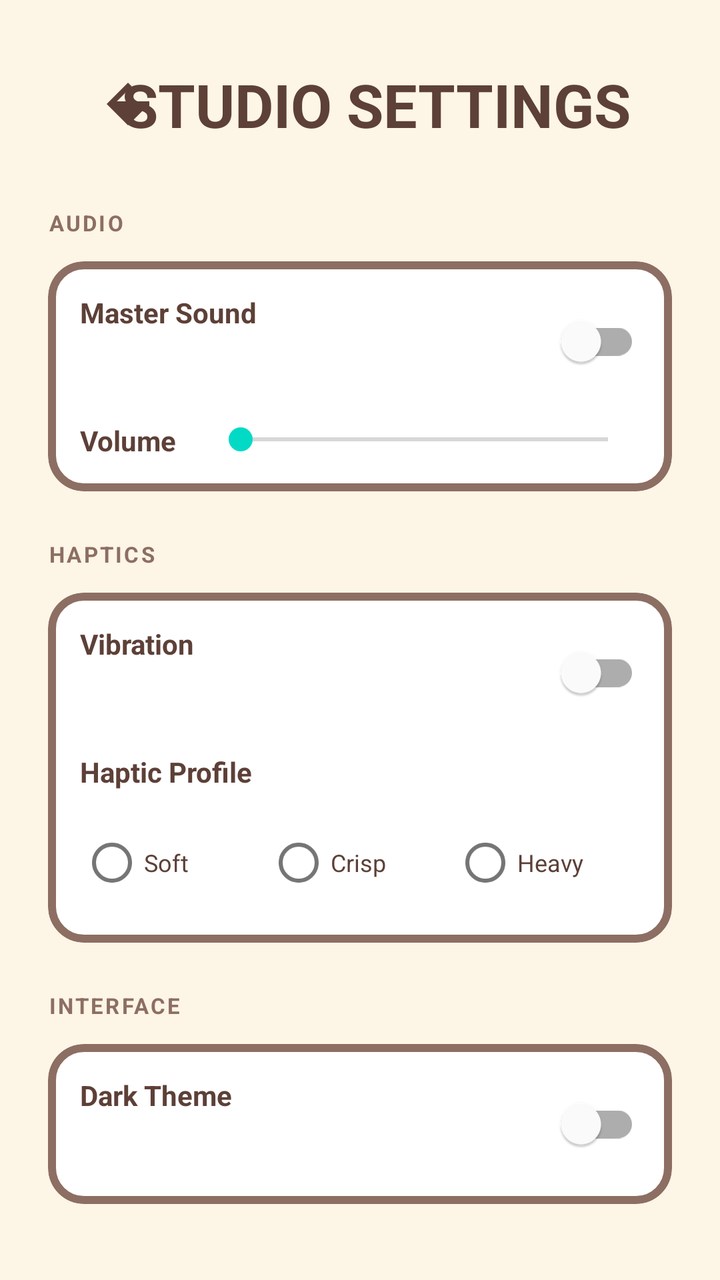
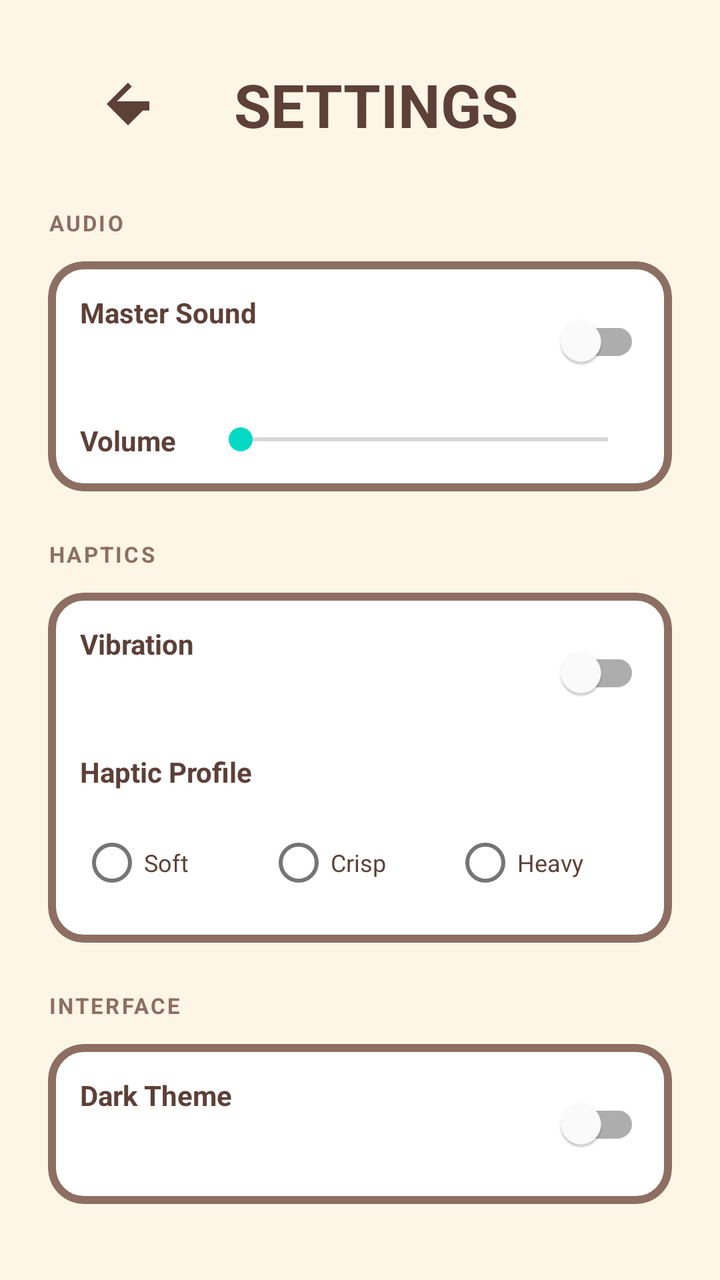

An Android layout rendered at two revisions. The XML below is the earlier revision; the diff shows what the commit changed to produce the second picture.
<!-- AndroidManifest.xml: activity theme Theme.Shell -->
<!-- res/layout/activity_settings.xml -->
<?xml version="1.0" encoding="utf-8"?>
<androidx.constraintlayout.widget.ConstraintLayout
    xmlns:android="http://schemas.android.com/apk/res/android"
    xmlns:app="http://schemas.android.com/apk/res-auto"
    android:layout_width="match_parent"
    android:layout_height="match_parent"
    android:background="@color/studio_background"
    android:padding="24dp">

    <androidx.appcompat.widget.Toolbar
        android:id="@+id/toolbar"
        android:layout_width="match_parent"
        android:layout_height="?attr/actionBarSize"
        android:background="@android:color/transparent"
        app:layout_constraintTop_toTopOf="parent"
        app:layout_constraintStart_toStartOf="parent"
        app:layout_constraintEnd_toEndOf="parent">

        <androidx.constraintlayout.widget.ConstraintLayout
            android:layout_width="match_parent"
            android:layout_height="match_parent">

            <ImageButton
                android:id="@+id/btnBack"
                android:layout_width="48dp"
                android:layout_height="48dp"
                android:background="?attr/selectableItemBackgroundBorderless"
                android:src="@drawable/ic_back_arrow"
                android:contentDescription="Back"
                app:layout_constraintStart_toStartOf="parent"
                app:layout_constraintTop_toTopOf="parent"
                app:layout_constraintBottom_toBottomOf="parent" />

            <TextView
                android:id="@+id/settingsTitle"
                android:layout_width="wrap_content"
                android:layout_height="wrap_content"
                android:text="STUDIO SETTINGS"
                android:textColor="@color/studio_on_background"
                android:textSize="@dimen/text_display_size"
                android:textStyle="bold"
                android:textAllCaps="true"
                app:layout_constraintStart_toStartOf="parent"
                app:layout_constraintEnd_toEndOf="parent"
                app:layout_constraintTop_toTopOf="parent"
                app:layout_constraintBottom_toBottomOf="parent" />

        </androidx.constraintlayout.widget.ConstraintLayout>
    </androidx.appcompat.widget.Toolbar>

    <androidx.core.widget.NestedScrollView
        android:layout_width="match_parent"
        android:layout_height="0dp"
        app:layout_constraintTop_toBottomOf="@id/toolbar"
        app:layout_constraintBottom_toBottomOf="parent"
        android:layout_marginTop="24dp">

        <LinearLayout
            android:layout_width="match_parent"
            android:layout_height="wrap_content"
            android:orientation="vertical">

            
            <TextView
                android:layout_width="wrap_content"
                android:layout_height="wrap_content"
                android:text="AUDIO"
                android:textColor="@color/studio_border"
                android:textSize="11sp"
                android:textStyle="bold"
                android:textAllCaps="true"
                android:letterSpacing="0.1"
                android:layout_marginBottom="12dp"/>

            <com.google.android.material.card.MaterialCardView
                android:layout_width="match_parent"
                android:layout_height="wrap_content"
                app:cardCornerRadius="@dimen/radius_tile"
                app:cardElevation="0dp"
                app:strokeColor="@color/studio_border"
                app:strokeWidth="@dimen/border_thickness"
                android:backgroundTint="@color/studio_surface"
                android:layout_marginBottom="24dp">
                <LinearLayout
                    android:layout_width="match_parent"
                    android:layout_height="wrap_content"
                    android:orientation="vertical"
                    android:padding="16dp">

                    <androidx.constraintlayout.widget.ConstraintLayout
                        android:layout_width="match_parent"
                        android:layout_height="wrap_content"
                        android:layout_marginBottom="16dp">
                        <TextView
                            android:id="@+id/tvSoundLabel"
                            android:layout_width="wrap_content"
                            android:layout_height="wrap_content"
                            android:text="Master Sound"
                            android:textColor="@color/studio_on_background"
                            android:textStyle="bold"
                            app:layout_constraintStart_toStartOf="parent"
                            app:layout_constraintTop_toTopOf="parent"/>
                        <com.google.android.material.switchmaterial.SwitchMaterial
                            android:id="@+id/switchSound"
                            android:layout_width="wrap_content"
                            android:layout_height="wrap_content"
                            app:layout_constraintEnd_toEndOf="parent"
                            app:layout_constraintTop_toTopOf="parent"/>
                    </androidx.constraintlayout.widget.ConstraintLayout>

                    <androidx.constraintlayout.widget.ConstraintLayout
                        android:layout_width="match_parent"
                        android:layout_height="wrap_content">
                        <TextView
                            android:id="@+id/tvVolumeLabel"
                            android:layout_width="wrap_content"
                            android:layout_height="wrap_content"
                            android:text="Volume"
                            android:textColor="@color/studio_on_background"
                            android:textStyle="bold"
                            app:layout_constraintStart_toStartOf="parent"
                            app:layout_constraintTop_toTopOf="parent"/>
                        <SeekBar
                            android:id="@+id/seekVolume"
                            android:layout_width="0dp"
                            android:layout_height="wrap_content"
                            android:max="100"
                            app:layout_constraintEnd_toEndOf="parent"
                            app:layout_constraintStart_toEndOf="@id/tvVolumeLabel"
                            app:layout_constraintTop_toTopOf="parent"
                            android:layout_marginStart="16dp"/>
                    </androidx.constraintlayout.widget.ConstraintLayout>
                </LinearLayout>
            </com.google.android.material.card.MaterialCardView>

            
            <TextView
                android:layout_width="wrap_content"
                android:layout_height="wrap_content"
                android:text="HAPTICS"
                android:textColor="@color/studio_border"
                android:textSize="11sp"
                android:textStyle="bold"
                android:textAllCaps="true"
                android:letterSpacing="0.1"
                android:layout_marginBottom="12dp"/>

            <com.google.android.material.card.MaterialCardView
                android:layout_width="match_parent"
                android:layout_height="wrap_content"
                app:cardCornerRadius="@dimen/radius_tile"
                app:cardElevation="0dp"
                app:strokeColor="@color/studio_border"
                app:strokeWidth="@dimen/border_thickness"
                android:backgroundTint="@color/studio_surface"
                android:layout_marginBottom="24dp">
                <LinearLayout
                    android:layout_width="match_parent"
                    android:layout_height="wrap_content"
                    android:orientation="vertical"
                    android:padding="16dp">

                    <androidx.constraintlayout.widget.ConstraintLayout
                        android:layout_width="match_parent"
                        android:layout_height="wrap_content"
                        android:layout_marginBottom="16dp">
                        <TextView
                            android:layout_width="wrap_content"
                            android:layout_height="wrap_content"
                            android:text="Vibration"
                            android:textColor="@color/studio_on_background"
                            android:textStyle="bold"
                            app:layout_constraintStart_toStartOf="parent"
                            app:layout_constraintTop_toTopOf="parent"/>
                        <com.google.android.material.switchmaterial.SwitchMaterial
                            android:id="@+id/switchVibe"
                            android:layout_width="wrap_content"
                            android:layout_height="wrap_content"
                            app:layout_constraintEnd_toEndOf="parent"
                            app:layout_constraintTop_toTopOf="parent"/>
                    </androidx.constraintlayout.widget.ConstraintLayout>

                    <TextView
                        android:layout_width="wrap_content"
                        android:layout_height="wrap_content"
                        android:text="Haptic Profile"
                        android:textColor="@color/studio_on_background"
                        android:textStyle="bold"
                        android:layout_marginBottom="12dp"/>
                    <RadioGroup
                        android:id="@+id/rgHaptic"
                        android:layout_width="match_parent"
                        android:layout_height="wrap_content"
                        android:orientation="horizontal">
                        <RadioButton
                            android:id="@+id/rbHapticSoft"
                            android:layout_width="0dp"
                            android:layout_height="wrap_content"
                            android:layout_weight="1"
                            android:text="Soft"
                            android:textColor="@color/studio_on_background"
                            android:textSize="12sp"/>
                        <RadioButton
                            android:id="@+id/rbHapticCrisp"
                            android:layout_width="0dp"
                            android:layout_height="wrap_content"
                            android:layout_weight="1"
                            android:text="Crisp"
                            android:textColor="@color/studio_on_background"
                            android:textSize="12sp"/>
                        <RadioButton
                            android:id="@+id/rbHapticHeavy"
                            android:layout_width="0dp"
                            android:layout_height="wrap_content"
                            android:layout_weight="1"
                            android:text="Heavy"
                            android:textColor="@color/studio_on_background"
                            android:textSize="12sp"/>
                        </RadioGroup>
                    </LinearLayout>
                </com.google.android.material.card.MaterialCardView>

            
            <TextView
                android:layout_width="wrap_content"
                android:layout_height="wrap_content"
                android:text="INTERFACE"
                android:textColor="@color/studio_border"
                android:textSize="11sp"
                android:textStyle="bold"
                android:textAllCaps="true"
                android:letterSpacing="0.1"
                android:layout_marginBottom="12dp"/>

            <com.google.android.material.card.MaterialCardView
                android:layout_width="match_parent"
                android:layout_height="wrap_content"
                app:cardCornerRadius="@dimen/radius_tile"
                app:cardElevation="0dp"
                app:strokeColor="@color/studio_border"
                app:strokeWidth="@dimen/border_thickness"
                android:backgroundTint="@color/studio_surface"
                android:layout_marginBottom="24dp">
                <androidx.constraintlayout.widget.ConstraintLayout
                    android:layout_width="match_parent"
                    android:layout_height="wrap_content"
                    android:padding="16dp">
                    <TextView
                        android:layout_width="wrap_content"
                        android:layout_height="wrap_content"
                        android:text="Dark Theme"
                        android:textColor="@color/studio_on_background"
                        android:textStyle="bold"
                        app:layout_constraintStart_toStartOf="parent"
                        app:layout_constraintTop_toTopOf="parent"/>
                    <com.google.android.material.switchmaterial.SwitchMaterial
                        android:id="@+id/switchTheme"
                        android:layout_width="wrap_content"
                        android:layout_height="wrap_content"
                        app:layout_constraintEnd_toEndOf="parent"
                        app:layout_constraintTop_toTopOf="parent"/>
                </androidx.constraintlayout.widget.ConstraintLayout>
            </com.google.android.material.card.MaterialCardView>

        </LinearLayout>
    </androidx.core.widget.NestedScrollView>
</androidx.constraintlayout.widget.ConstraintLayout>
<!-- resources referenced by this layout -->
<resources>
  <color name="studio_background">#FDF5E6</color>
  <color name="studio_border">#8D6E63</color>
  <color name="studio_on_background">#5D4037</color>
  <color name="studio_surface">#FFFFFF</color>
  <dimen name="border_thickness">4dp</dimen>
  <dimen name="radius_tile">18dp</dimen>
  <dimen name="text_display_size">30sp</dimen>
  <!-- drawable ic_back_arrow (drawable) -->
  <?xml version="1.0" encoding="utf-8"?>
  <vector xmlns:android="http://schemas.android.com/apk/res/android"
      android:width="32dp"
      android:height="32dp"
      android:viewportWidth="24"
      android:viewportHeight="24">
      <path
          android:fillColor="@color/studio_on_background"
          android:pathData="M20,11H7.83l5.59,-5.59L12,4l-8,8 8,8 5.59,-5.59H20v-2z"/>
  </vector>
  <style name="Theme.Shell" parent="Theme.MaterialComponents.DayNight.NoActionBar">
          <item name="colorPrimary">@color/studio_ink</item>
          <item name="colorPrimaryVariant">@color/studio_ink</item>
          <item name="colorOnPrimary">@color/white</item>
          <item name="colorSecondary">@color/teal_200</item>
          <item name="colorSecondaryVariant">@color/teal_700</item>
          <item name="colorOnSecondary">@color/black</item>
          <item name="android:statusBarColor">#FAFAFA</item>
          <item name="android:windowLightStatusBar">true</item>
          <item name="android:windowBackground">@color/brand_black</item>
      </style>
  <color name="studio_ink">#5D4037</color>
  <color name="white">#FFFFFFFF</color>
  <color name="teal_200">#FF03DAC5</color>
  <color name="teal_700">#FF018786</color>
  <color name="black">#FF000000</color>
  <color name="brand_black">#1A1A1A</color>
</resources>

<!-- the commit's change to res/layout/activity_settings.xml (unified diff, before → after) -->
@@ -32,10 +32,9 @@
                 app:layout_constraintBottom_toBottomOf="parent" />
 
             <TextView
-                android:id="@+id/settingsTitle"
-                android:layout_width="wrap_content"
-                android:layout_height="wrap_content"
-                android:text="STUDIO SETTINGS"
+                android:layout_width="wrap_content"
+                android:layout_height="wrap_content"
+                android:text="SETTINGS"
                 android:textColor="@color/studio_on_background"
                 android:textSize="@dimen/text_display_size"
                 android:textStyle="bold"
